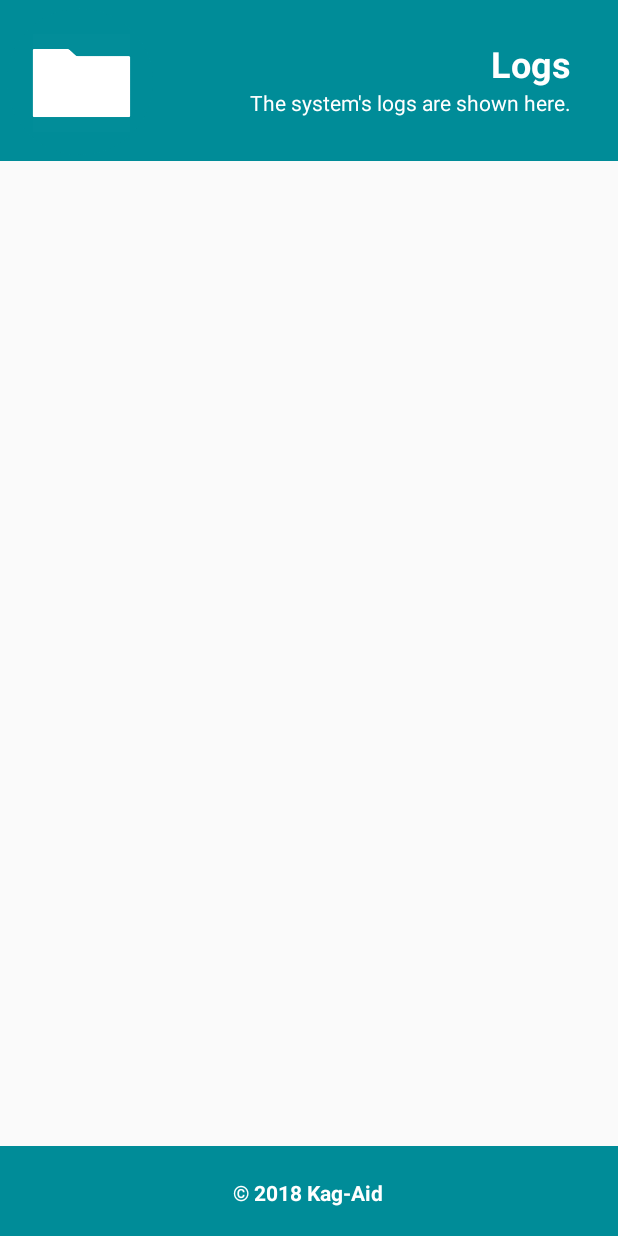
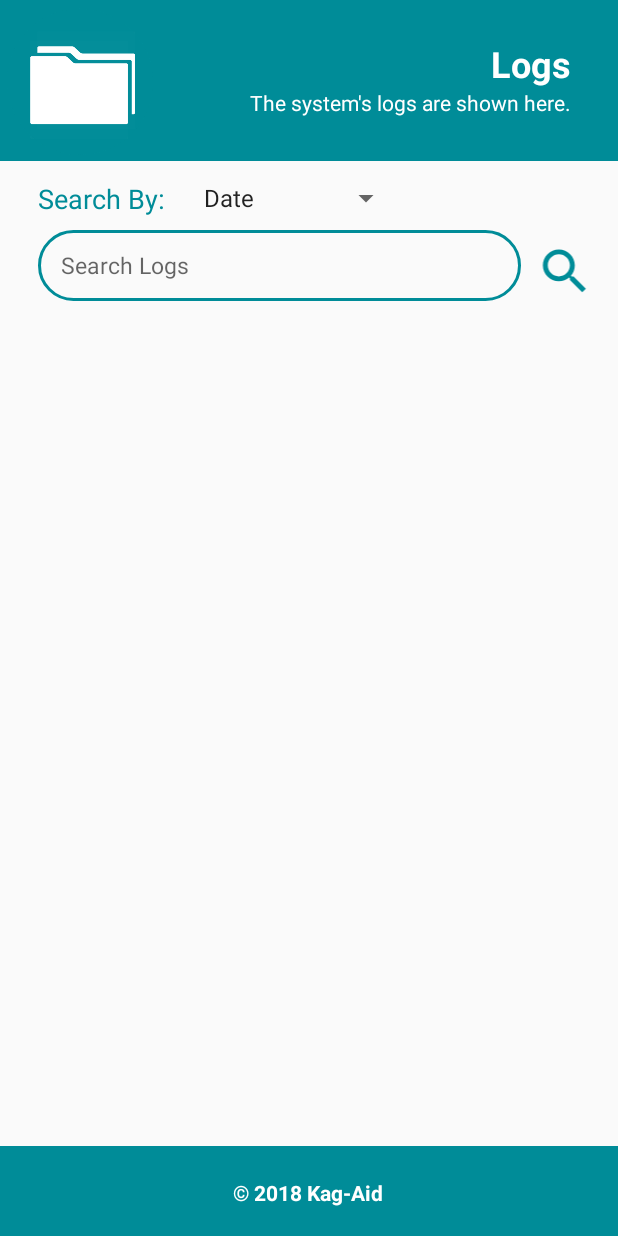
Before and after one commit to kentmicht/Capstone-Project-Kag-Aid-, an Android app: the Logs screen opened directly, with no data from a screen before it, on a phone screen of 412 x 824 dp. Run offline under Robolectric (Android 15) with nearby library versions, the phone set to English and light mode, and no system bars; our stand-ins replace Firebase (no records; nobody signed in at launch, a user with empty details on screens opened directly); libraries missing offline, so code that uses them is left out: maes.tech.intentanim.

Commit message:
Search in both Logs and Patient Records is already working

```diff
--- a/app/src/main/AndroidManifest.xml
+++ b/app/src/main/AndroidManifest.xml
@@ -65,7 +65,9 @@
                 <category android:name="android.intent.category.LAUNCHER" />
             </intent-filter>
         </activity>
-        <activity android:name=".Logs.Logs"></activity>
+        <activity
+            android:name=".Logs.Logs"
+            android:windowSoftInputMode="adjustPan" />
     </application>
 
 </manifest>
--- a/app/src/main/java/com/example/kagaid/kagaid/Homepage.java
+++ b/app/src/main/java/com/example/kagaid/kagaid/Homepage.java
@@ -92,6 +92,7 @@ public class Homepage extends AppCompatActivity {
 
     public void openLogs(View view) {
         Intent logs = new Intent(this, Logs.class);
+        logs.putExtra("USER_ID", uId);
         startActivity(logs);
         CustomIntent.customType(Homepage.this, "fadein-to-fadeout");
     }
--- a/app/src/main/java/com/example/kagaid/kagaid/Patient/ViewPatientInfo.java
+++ b/app/src/main/java/com/example/kagaid/kagaid/Patient/ViewPatientInfo.java
@@ -128,7 +128,7 @@ public class ViewPatientInfo extends AppCompatActivity {
 
 
         if(employeeName==null){
-            Toast.makeText(this, "Pres Scan Again.", Toast.LENGTH_LONG).show();
+            Toast.makeText(this, "Pres Scan Again", Toast.LENGTH_LONG).show();
         }else{
             //add Logs
             String logId = databaseLogs.push().getKey();
--- a/app/src/main/res/drawable/ic_search_black_24dp.xml
+++ b/app/src/main/res/drawable/ic_search_black_24dp.xml
@@ -1,4 +1,4 @@
-<vector android:height="24dp" android:tint="#636363"
+<vector android:height="24dp" android:tint="#008C98"
     android:viewportHeight="24.0" android:viewportWidth="24.0"
     android:width="24dp" xmlns:android="http://schemas.android.com/apk/res/android">
     <path android:fillColor="#FF000000" android:pathData="M15.5,14h-0.79l-0.28,-0.27C15.41,12.59 16,11.11 16,9.5 16,5.91 13.09,3 9.5,3S3,5.91 3,9.5 5.91,16 9.5,16c1.61,0 3.09,-0.59 4.23,-1.57l0.27,0.28v0.79l5,4.99L20.49,19l-4.99,-5zM9.5,14C7.01,14 5,11.99 5,9.5S7.01,5 9.5,5 14,7.01 14,9.5 11.99,14 9.5,14z"/>
--- /dev/null
+++ b/app/src/main/res/drawable/ic_sort_by_alpha_black_24dp.xml
@@ -0,0 +1,5 @@
+<vector android:height="24dp" android:tint="#008C98"
+    android:viewportHeight="24.0" android:viewportWidth="24.0"
+    android:width="24dp" xmlns:android="http://schemas.android.com/apk/res/android">
+    <path android:fillColor="#FF000000" android:pathData="M14.94,4.66h-4.72l2.36,-2.36zM10.25,19.37h4.66l-2.33,2.33zM6.1,6.27L1.6,17.73h1.84l0.92,-2.45h5.11l0.92,2.45h1.84L7.74,6.27L6.1,6.27zM4.97,13.64l1.94,-5.18 1.94,5.18L4.97,13.64zM15.73,16.14h6.12v1.59h-8.53v-1.29l5.92,-8.56h-5.88v-1.6h8.3v1.26l-5.93,8.6z"/>
+</vector>
--- a/app/src/main/res/layout/activity_add_patient_record.xml
+++ b/app/src/main/res/layout/activity_add_patient_record.xml
@@ -184,7 +184,7 @@
 
     <Spinner
         android:id="@+id/gender"
-        android:layout_width="wrap_content"
+        android:layout_width="115dp"
         android:layout_height="wrap_content"
         android:layout_alignStart="@+id/address"
         android:layout_below="@+id/textView13"
--- a/app/src/main/res/layout/activity_logs.xml
+++ b/app/src/main/res/layout/activity_logs.xml
@@ -5,6 +5,29 @@
     android:layout_width="match_parent"
     android:layout_height="match_parent"
     tools:context=".Logs.Logs">
+
+    <ImageView
+        android:id="@+id/logSearchBtn"
+        android:layout_width="40dp"
+        android:layout_height="39dp"
+        android:layout_alignBottom="@+id/logSearch"
+        android:layout_alignParentEnd="true"
+        android:layout_marginEnd="15dp"
+        app:srcCompat="@drawable/ic_search_black_24dp" />
+
+    <EditText
+        android:id="@+id/logSearch"
+        android:layout_width="322dp"
+        android:layout_height="47dp"
+        android:layout_alignParentTop="true"
+        android:layout_alignStart="@+id/textViewDoctorName3"
+        android:layout_marginTop="153dp"
+        android:background="@drawable/loginshape"
+        android:ems="10"
+        android:hint="Search Logs"
+        android:inputType="textPersonName"
+        android:paddingStart="15dp"
+        android:textSize="15dp" />
 
     <ImageView
         android:id="@+id/imageView46"
@@ -72,15 +95,17 @@
         app:layout_constraintEnd_toEndOf="parent"
         app:layout_constraintTop_toTopOf="parent" />
 
-    <ListView
-        android:id="@+id/listViewLogs"
-        android:layout_width="396dp"
-        android:layout_height="583dp"
-        android:layout_above="@+id/imageView46"
-        android:layout_alignParentStart="true"
-        android:layout_marginStart="15dp"
-        tools:layout_editor_absoluteX="8dp"
-        tools:layout_editor_absoluteY="163dp" />
+    <TextView
+        android:id="@+id/textViewDoctorName3"
+        android:layout_width="wrap_content"
+        android:layout_height="wrap_content"
+        android:layout_alignEnd="@+id/imageView48"
+        android:layout_alignTop="@+id/logCategory"
+        android:text="Search By:"
+        android:textColor="@color/textHomepage"
+        android:textSize="18sp"
+        app:layout_constraintEnd_toEndOf="parent"
+        app:layout_constraintTop_toTopOf="parent" />
 
     <TextView
         android:id="@+id/textView25"
@@ -90,4 +115,23 @@
         android:layout_below="@+id/textViewDoctorName2"
         android:text="The system's logs are shown here."
         android:textColor="@color/textHomepage1"/>
+
+    <Spinner
+        android:id="@+id/logCategory"
+        android:layout_width="140dp"
+        android:layout_height="wrap_content"
+        android:layout_alignParentStart="true"
+        android:layout_alignParentTop="true"
+        android:layout_marginStart="128dp"
+        android:layout_marginTop="120dp"
+        android:entries="@array/logs"
+        android:textColor="@color/textHomepage" />
+
+    <ListView
+        android:id="@+id/listViewLogs"
+        android:layout_width="match_parent"
+        android:layout_height="497dp"
+        android:layout_alignParentBottom="true"
+        android:layout_alignParentEnd="true"
+        android:layout_marginBottom="62dp" />
 </RelativeLayout>
--- a/app/src/main/res/layout/activity_patient_list_layout.xml
+++ b/app/src/main/res/layout/activity_patient_list_layout.xml
@@ -8,11 +8,11 @@
 
     <ImageView
         android:id="@+id/imageView51"
-        android:layout_width="48dp"
+        android:layout_width="59dp"
         android:layout_height="50dp"
         android:layout_alignParentStart="true"
         android:layout_alignParentTop="true"
-        app:srcCompat="@drawable/log_file"
+        app:srcCompat="@drawable/patient"
         tools:layout_editor_absoluteX="0dp"
         tools:layout_editor_absoluteY="0dp" />
 
--- a/app/src/main/res/values/ic_launcher_background.xml
+++ b/app/src/main/res/values/ic_launcher_background.xml
@@ -1,4 +1,4 @@
 <?xml version="1.0" encoding="utf-8"?>
 <resources>
-    <color name="ic_launcher_background">#FFFFFF</color>
+    <color name="ic_launcher_background">#ffffff</color>
 </resources>
--- a/app/src/main/res/values/strings.xml
+++ b/app/src/main/res/values/strings.xml
@@ -15,6 +15,14 @@
     <array name="patient_gender">
         <item>Male</item>
         <item>Female</item>
+    </array>
+
+    <!--Logs-->
+    <array name="logs">
+        <item>Date</item>
+        <item>Time</item>
+        <item>Patient Name</item>
+        <item>Employee Name</item>
     </array>
 
     <!-- Skin Illness String Res -->
```
Also changed, not shown: app/src/main/java/com/example/kagaid/kagaid/Logs/Logs.java (+104 -14 lines), app/src/main/java/com/example/kagaid/kagaid/Patient/PatientRecords.java (+84 -17 lines), app/src/main/res/layout/activity_log_list_layout.xml (+6 -5 lines), app/src/main/res/layout/activity_patient_records.xml (+27 -4 lines), app/src/main/res/layout/activity_view_patient_info.xml (+4 -6 lines), app/src/main/res/drawable/logs.png, app/src/main/res/drawable/patient.png (added).
